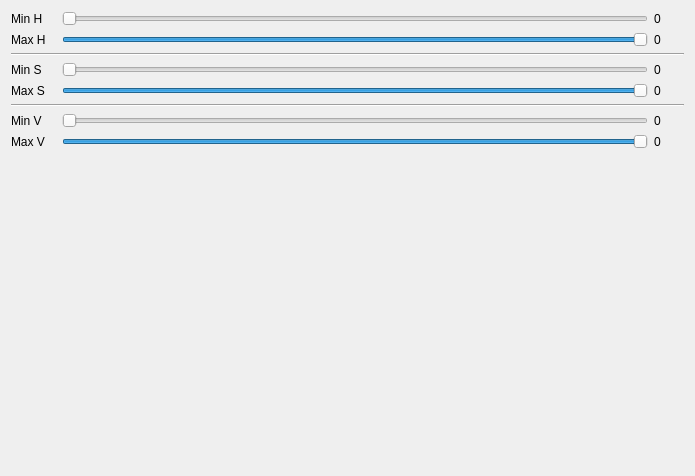
Qt form src/selectthrashold.ui (rodricxc/uaivision) before a commit.
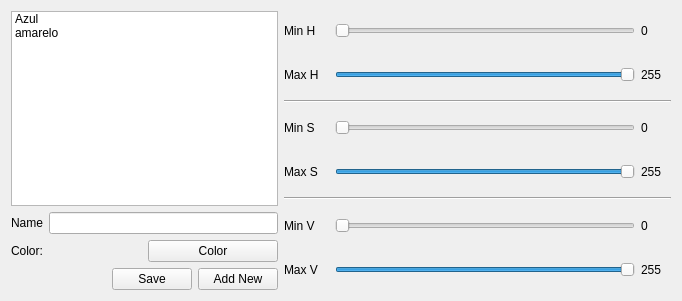
The same form after that commit.

Commit message: the color space selection and creation where created.

Diff of the .ui file:
```diff
--- a/src/selectthrashold.ui
+++ b/src/selectthrashold.ui
@@ -6,14 +6,107 @@
    <rect>
     <x>0</x>
     <y>0</y>
-    <width>695</width>
-    <height>476</height>
+    <width>682</width>
+    <height>301</height>
    </rect>
   </property>
   <property name="windowTitle">
    <string>Form</string>
   </property>
-  <layout class="QVBoxLayout" name="verticalLayout_2">
+  <layout class="QHBoxLayout" name="horizontalLayout_5">
+   <item>
+    <layout class="QVBoxLayout" name="verticalLayout_4">
+     <item>
+      <widget class="QListWidget" name="listWidget">
+       <property name="sizePolicy">
+        <sizepolicy hsizetype="Expanding" vsizetype="Expanding">
+         <horstretch>0</horstretch>
+         <verstretch>0</verstretch>
+        </sizepolicy>
+       </property>
+       <property name="minimumSize">
+        <size>
+         <width>0</width>
+         <height>0</height>
+        </size>
+       </property>
+       <item>
+        <property name="text">
+         <string>Azul</string>
+        </property>
+       </item>
+       <item>
+        <property name="text">
+         <string>amarelo</string>
+        </property>
+       </item>
+      </widget>
+     </item>
+     <item>
+      <layout class="QHBoxLayout" name="horizontalLayout_3">
+       <item>
+        <widget class="QLabel" name="label_2">
+         <property name="text">
+          <string>Name</string>
+         </property>
+        </widget>
+       </item>
+       <item>
+        <widget class="QLineEdit" name="colorName"/>
+       </item>
+      </layout>
+     </item>
+     <item>
+      <layout class="QHBoxLayout" name="horizontalLayout_2">
+       <item>
+        <widget class="QLabel" name="label_3">
+         <property name="text">
+          <string>Color:</string>
+         </property>
+        </widget>
+       </item>
+       <item>
+        <widget class="QPushButton" name="colorDisplay">
+         <property name="text">
+          <string>Color</string>
+         </property>
+        </widget>
+       </item>
+      </layout>
+     </item>
+     <item>
+      <layout class="QHBoxLayout" name="horizontalLayout_4">
+       <item>
+        <spacer name="horizontalSpacer">
+         <property name="orientation">
+          <enum>Qt::Horizontal</enum>
+         </property>
+         <property name="sizeHint" stdset="0">
+          <size>
+           <width>40</width>
+           <height>20</height>
+          </size>
+         </property>
+        </spacer>
+       </item>
+       <item>
+        <widget class="QPushButton" name="pushButton_2">
+         <property name="text">
+          <string>Save</string>
+         </property>
+        </widget>
+       </item>
+       <item>
+        <widget class="QPushButton" name="pushButton">
+         <property name="text">
+          <string>Add New</string>
+         </property>
+        </widget>
+       </item>
+      </layout>
+     </item>
+    </layout>
+   </item>
    <item>
     <layout class="QVBoxLayout" name="verticalLayout">
      <item>
@@ -23,7 +116,13 @@
          <property name="minimumSize">
           <size>
            <width>45</width>
-           <height>0</height>
+           <height>37</height>
+          </size>
+         </property>
+         <property name="maximumSize">
+          <size>
+           <width>45</width>
+           <height>37</height>
           </size>
          </property>
          <property name="text">
@@ -33,6 +132,18 @@
        </item>
        <item>
         <widget class="QSlider" name="s_min_h">
+         <property name="minimumSize">
+          <size>
+           <width>300</width>
+           <height>29</height>
+          </size>
+         </property>
+         <property name="maximumSize">
+          <size>
+           <width>300</width>
+           <height>29</height>
+          </size>
+         </property>
          <property name="maximum">
           <number>255</number>
          </property>
@@ -46,7 +157,13 @@
          <property name="minimumSize">
           <size>
            <width>30</width>
-           <height>0</height>
+           <height>37</height>
+          </size>
+         </property>
+         <property name="maximumSize">
+          <size>
+           <width>30</width>
+           <height>37</height>
           </size>
          </property>
          <property name="text">
@@ -63,7 +180,13 @@
          <property name="minimumSize">
           <size>
            <width>45</width>
-           <height>0</height>
+           <height>37</height>
+          </size>
+         </property>
+         <property name="maximumSize">
+          <size>
+           <width>45</width>
+           <height>37</height>
           </size>
          </property>
          <property name="text">
@@ -73,6 +196,18 @@
        </item>
        <item>
         <widget class="QSlider" name="s_max_h">
+         <property name="minimumSize">
+          <size>
+           <width>300</width>
+           <height>29</height>
+          </size>
+         </property>
+         <property name="maximumSize">
+          <size>
+           <width>300</width>
+           <height>29</height>
+          </size>
+         </property>
          <property name="maximum">
           <number>255</number>
          </property>
@@ -89,11 +224,17 @@
          <property name="minimumSize">
           <size>
            <width>30</width>
-           <height>0</height>
+           <height>37</height>
+          </size>
+         </property>
+         <property name="maximumSize">
+          <size>
+           <width>30</width>
+           <height>37</height>
           </size>
          </property>
          <property name="text">
-          <string>0</string>
+          <string>255</string>
          </property>
         </widget>
        </item>
@@ -113,7 +254,13 @@
          <property name="minimumSize">
           <size>
            <width>45</width>
-           <height>0</height>
+           <height>36</height>
+          </size>
+         </property>
+         <property name="maximumSize">
+          <size>
+           <width>45</width>
+           <height>36</height>
           </size>
          </property>
          <property name="text">
@@ -123,6 +270,18 @@
        </item>
        <item>
         <widget class="QSlider" name="s_min_s">
+         <property name="minimumSize">
+          <size>
+           <width>300</width>
+           <height>29</height>
+          </size>
+         </property>
+         <property name="maximumSize">
+          <size>
+           <width>300</width>
+           <height>29</height>
+          </size>
+         </property>
          <property name="maximum">
           <number>255</number>
          </property>
@@ -136,7 +295,13 @@
          <property name="minimumSize">
           <size>
            <width>30</width>
-           <height>0</height>
+           <height>36</height>
+          </size>
+         </property>
+         <property name="maximumSize">
+          <size>
+           <width>30</width>
+           <height>36</height>
           </size>
          </property>
          <property name="text">
@@ -153,7 +318,13 @@
          <property name="minimumSize">
           <size>
            <width>45</width>
-           <height>0</height>
+           <height>37</height>
+          </size>
+         </property>
+         <property name="maximumSize">
+          <size>
+           <width>45</width>
+           <height>37</height>
           </size>
          </property>
          <property name="text">
@@ -163,6 +334,18 @@
        </item>
        <item>
         <widget class="QSlider" name="s_max_s">
+         <property name="minimumSize">
+          <size>
+           <width>300</width>
+           <height>29</height>
+          </size>
+         </property>
+         <property name="maximumSize">
+          <size>
+           <width>300</width>
+           <height>29</height>
+          </size>
+         </property>
          <property name="maximum">
           <number>255</number>
          </property>
@@ -179,11 +362,17 @@
          <property name="minimumSize">
           <size>
            <width>30</width>
-           <height>0</height>
+           <height>37</height>
+          </size>
+         </property>
+         <property name="maximumSize">
+          <size>
+           <width>30</width>
+           <height>37</height>
           </size>
          </property>
          <property name="text">
-          <string>0</string>
+          <string>255</string>
          </property>
         </widget>
        </item>
@@ -203,7 +392,13 @@
          <property name="minimumSize">
           <size>
            <width>45</width>
-           <height>0</height>
+           <height>37</height>
+          </size>
+         </property>
+         <property name="maximumSize">
+          <size>
+           <width>45</width>
+           <height>37</height>
           </size>
          </property>
          <property name="text">
@@ -213,6 +408,18 @@
        </item>
        <item>
         <widget class="QSlider" name="s_min_v">
+         <property name="minimumSize">
+          <size>
+           <width>300</width>
+           <height>29</height>
+          </size>
+         </property>
+         <property name="maximumSize">
+          <size>
+           <width>300</width>
+           <height>29</height>
+          </size>
+         </property>
          <property name="maximum">
           <number>255</number>
          </property>
@@ -226,7 +433,13 @@
          <property name="minimumSize">
           <size>
            <width>30</width>
-           <height>0</height>
+           <height>37</height>
+          </size>
+         </property>
+         <property name="maximumSize">
+          <size>
+           <width>30</width>
+           <height>37</height>
           </size>
          </property>
          <property name="text">
@@ -243,7 +456,13 @@
          <property name="minimumSize">
           <size>
            <width>45</width>
-           <height>0</height>
+           <height>37</height>
+          </size>
+         </property>
+         <property name="maximumSize">
+          <size>
+           <width>45</width>
+           <height>37</height>
           </size>
          </property>
          <property name="text">
@@ -253,6 +472,18 @@
        </item>
        <item>
         <widget class="QSlider" name="s_max_v">
+         <property name="minimumSize">
+          <size>
+           <width>300</width>
+           <height>29</height>
+          </size>
+         </property>
+         <property name="maximumSize">
+          <size>
+           <width>300</width>
+           <height>29</height>
+          </size>
+         </property>
          <property name="minimum">
           <number>0</number>
          </property>
@@ -272,11 +503,17 @@
          <property name="minimumSize">
           <size>
            <width>30</width>
-           <height>0</height>
+           <height>37</height>
+          </size>
+         </property>
+         <property name="maximumSize">
+          <size>
+           <width>30</width>
+           <height>37</height>
           </size>
          </property>
          <property name="text">
-          <string>0</string>
+          <string>255</string>
          </property>
         </widget>
        </item>
@@ -284,19 +521,6 @@
      </item>
     </layout>
    </item>
-   <item>
-    <spacer name="verticalSpacer">
-     <property name="orientation">
-      <enum>Qt::Vertical</enum>
-     </property>
-     <property name="sizeHint" stdset="0">
-      <size>
-       <width>20</width>
-       <height>213</height>
-      </size>
-     </property>
-    </spacer>
-   </item>
   </layout>
  </widget>
  <resources/>
```
Left out of the diff: 20 changed lines with no effect on the pictures. The commit also changes 10 other files.
